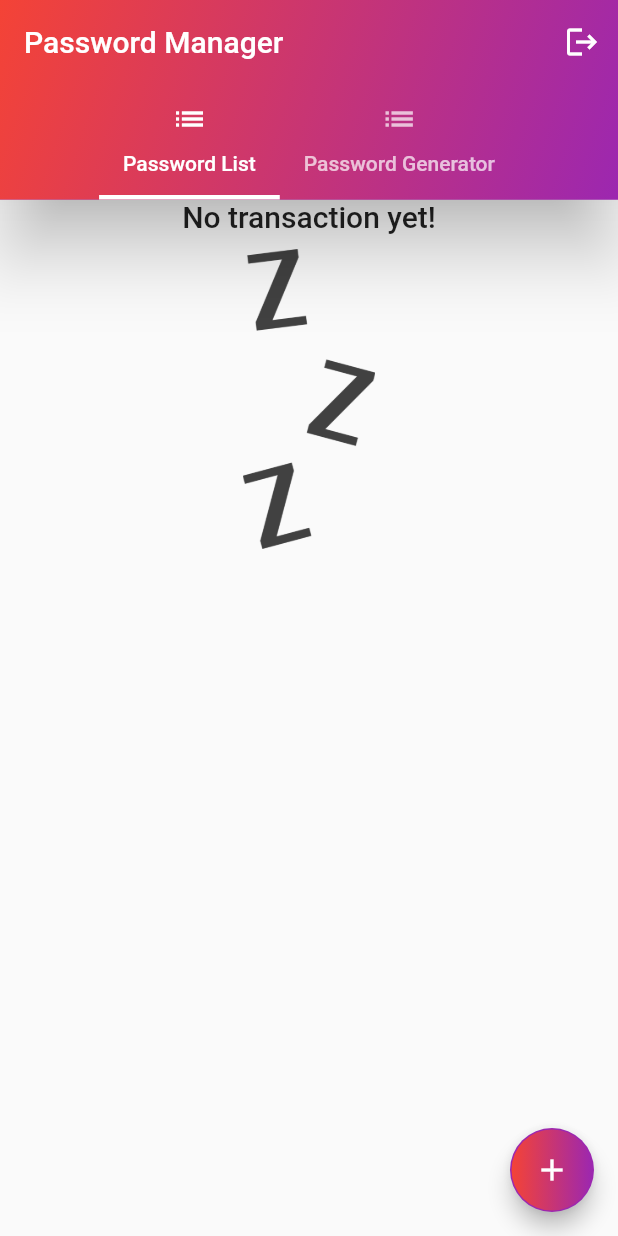
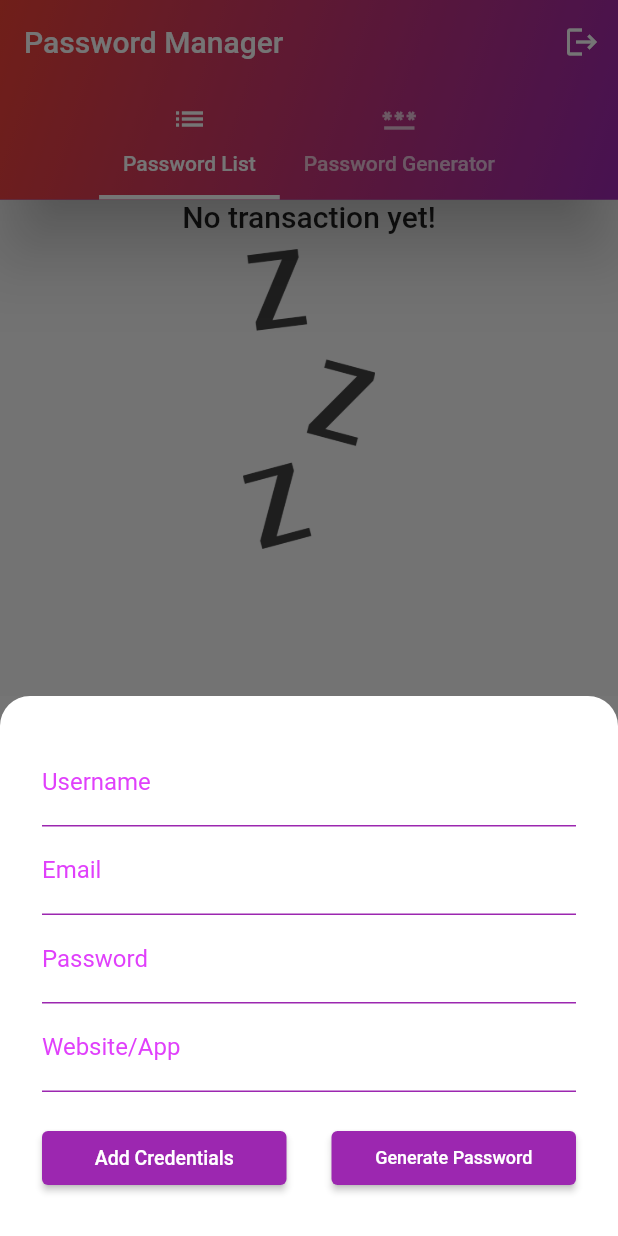
Before and after one commit to umairliaqat33/Password_Manager, a Flutter app: the Shifter screen opened directly, after a tap on the "add" icon, on a phone screen of 412 x 824 dp. Run offline on Flutter 3.47's test engine with Material 2 defaults, Android fonts, the light colour scheme and no system bars; our stand-ins replace cloud_firestore, firebase_auth, firebase_core, fluttertoast, google_sign_in, modal_progress_hud; accounts and stored records are empty; Roboto replaces fonts that are missing (Quicksand).

```diff
--- a/lib/data_screens/add_credentials.dart
+++ b/lib/data_screens/add_credentials.dart
@@ -0,0 +1,161 @@
+import 'dart:math';
+
+import 'package:flutter/material.dart';
+import 'package:flutter/services.dart';
+import 'package:intl/intl.dart';
+import 'package:password_manager/models/database.dart';
+import 'package:provider/provider.dart';
+
+class AddCredentials extends StatefulWidget {
+  // final Function addtx;
+  // NewTransactions(this.addtx);
+
+  @override
+  State<AddCredentials> createState() => _AddCredentialsState();
+}
+
+class _AddCredentialsState extends State<AddCredentials> {
+  final usernameController = TextEditingController();
+  final emailController = TextEditingController();
+  final passwordController = TextEditingController();
+  final websiteController = TextEditingController();
+
+  void randomCharString(int length, String text) {
+    Random _random = Random();
+
+    final randomString =
+    List.generate(length, (index) => text[_random.nextInt(text.length)])
+        .join();
+    setState(() {
+      passwordController.text = randomString;
+    });
+  }
+
+
+  @override
+  Widget build(BuildContext context) {
+    return Consumer<Credentials>(builder: (context, Credential, child) {
+      return SingleChildScrollView(
+        child: Container(
+          color: Color(0xFF757575),
+          child: Container(
+            padding: EdgeInsets.only(
+                top: 10,
+                right: 10,
+                left: 10,
+                bottom: MediaQuery.of(context).viewInsets.bottom + 10),
+            decoration: BoxDecoration(
+              color: Colors.white,
+              borderRadius: BorderRadius.only(
+                  topLeft: Radius.circular(20), topRight: Radius.circular(20)),
+            ),
+            child: Padding(
+              padding: const EdgeInsets.all(18.0),
+              child: Column(
+                crossAxisAlignment: CrossAxisAlignment.end,
+                children: <Widget>[
+                  TextFormField(
+                    decoration: InputDecoration(
+                        labelText: 'Username',
+                        enabledBorder: UnderlineInputBorder(
+                            borderSide: BorderSide(color: Colors.purple)),
+                        labelStyle: TextStyle(color: Colors.purpleAccent)),
+                    validator: (value) {
+                      if (value!.isEmpty) {
+                        return "username is required";
+                      }
+                    },
+                    controller: usernameController,
+                  ),
+                  TextFormField(
+                    validator: (value) {
+                      if (value!.isEmpty) {
+                        return "Email is required";
+                      }
+                    },
+                    decoration: InputDecoration(
+                      labelText: 'Email',
+                      labelStyle: TextStyle(color: Colors.purpleAccent),
+                      enabledBorder: UnderlineInputBorder(
+                          borderSide: BorderSide(color: Colors.purple)),
+                    ),
+                    controller: emailController,
+                  ),
+                  TextFormField(
+                    decoration: InputDecoration(
+                        labelText: 'Password',
+                        enabledBorder: UnderlineInputBorder(
+                            borderSide: BorderSide(color: Colors.purple)),
+                        labelStyle: TextStyle(color: Colors.purpleAccent)),
+                    validator: (value) {
+                      if (value!.isEmpty) {
+                        return "password is required";
+                      }
+                    },
+                    controller: passwordController,
+                  ),
+                  TextFormField(
+                    decoration: InputDecoration(
+                        labelText: 'Website/App',
+                        enabledBorder: UnderlineInputBorder(
+                            borderSide: BorderSide(color: Colors.purple)),
+                        labelStyle: TextStyle(color: Colors.purpleAccent)),
+                    validator: (value) {
+                      if (value!.isEmpty) {
+                        return "Website is required";
+                      }
+                    },
+                    controller: websiteController,
+                  ),
+                  Padding(
+                    padding: const EdgeInsets.only(top: 20),
+                    child: Row(
+                      children: [
+                        Expanded(
+                          child: ElevatedButton(
+                            onPressed: () {
+                              Credential.postDetailsToFireStore(emailController.text,
+                                  usernameController.text, websiteController.text,passwordController.text);
+                              Navigator.of(context).pop();
+                              Credential.getList();
+                            },
+                            style: ElevatedButton.styleFrom(
+                              primary: Colors.purple,
+                            ),
+                            child: Text(
+                              "Add Credentials",
+                              style: TextStyle(
+                                fontSize: 13,
+                              ),
+                            ),
+                          ),
+                        ),
+                        SizedBox(width: 30,),
+                        Expanded(
+                          child: ElevatedButton(
+                            onPressed: () {
+                              randomCharString(8, "!@#\\\$%^&*()_+/.,`AaBbCcDdEeFfGgHhIiJjKkLlMmNnOoPpQqRrSsTtUuVvWwXxYyZz1234567890");
+                            },
+                            style: ElevatedButton.styleFrom(
+                              primary: Colors.purple,
+                            ),
+                            child: Text(
+                              "Generate Password",
+                              style: TextStyle(
+                                fontSize: 12,
+                              ),
+                            ),
+                          ),
+                        ),
+                      ],
+                    ),
+                  )
+                ],
+              ),
+            ),
+          ),
+        ),
+      );
+    });
+  }
+}
--- a/lib/models/database.dart
+++ b/lib/models/database.dart
@@ -35,8 +35,8 @@ class Credentials with ChangeNotifier {
     };
   }
 
-  postDetailsToFireStore(
-      String email, String name, String website, String password) async {
+  postDetailsToFireStore(String email, String name, String website,
+      String password) async {
     FirebaseFirestore firebaseFirestore = FirebaseFirestore.instance;
     User? user = _auth.currentUser;
     Credentials credentials = Credentials();
@@ -62,6 +62,23 @@ class Credentials with ChangeNotifier {
         .collection('credentials')
         .doc(data.id)
         .delete();
+    notifyListeners();
+  }
+
+  void update(String email, String name, String website,
+      String password,DocumentSnapshot data) async {
+    FirebaseFirestore firebaseFirestore = FirebaseFirestore.instance;
+    User? user = _auth.currentUser;
+    Credentials credentials = Credentials();
+    credentials.userName = name;
+    credentials.password = password;
+    credentials.website = website;
+    credentials.email = email;
+    firebaseFirestore
+        .collection('Users')
+        .doc(user!.uid)
+        .collection('credentials')
+        .doc(data.id).update(credentials.toMap());
     notifyListeners();
   }
 
--- a/lib/screens/screen_shifter.dart
+++ b/lib/screens/screen_shifter.dart
@@ -2,6 +2,7 @@ import 'package:cloud_firestore/cloud_firestore.dart';
 import 'package:firebase_auth/firebase_auth.dart';
 import 'package:flutter/material.dart';
 import 'package:fluttertoast/fluttertoast.dart';
+import 'package:password_manager/data_screens/add_credentials.dart';
 import 'package:password_manager/data_screens/list_screen.dart';
 import 'package:password_manager/models/database.dart';
 import 'package:password_manager/screens/password_creating_screen.dart';
@@ -23,7 +24,8 @@ class _ShifterState extends State<Shifter> {
         child: Scaffold(
           floatingActionButton: FloatingActionButton(
             onPressed: () {
-              print("helow");
+              showModalBottomSheet(
+                  context: context, builder: (context) => AddCredentials());
             },
             child: Container(
               width: 54,
@@ -79,7 +81,7 @@ class _ShifterState extends State<Shifter> {
                 ),
                 Tab(
                   text: "Password Generator",
-                  icon: Icon(Icons.list),
+                  icon: Icon(Icons.password),
                 ),
               ],
             ),
```
